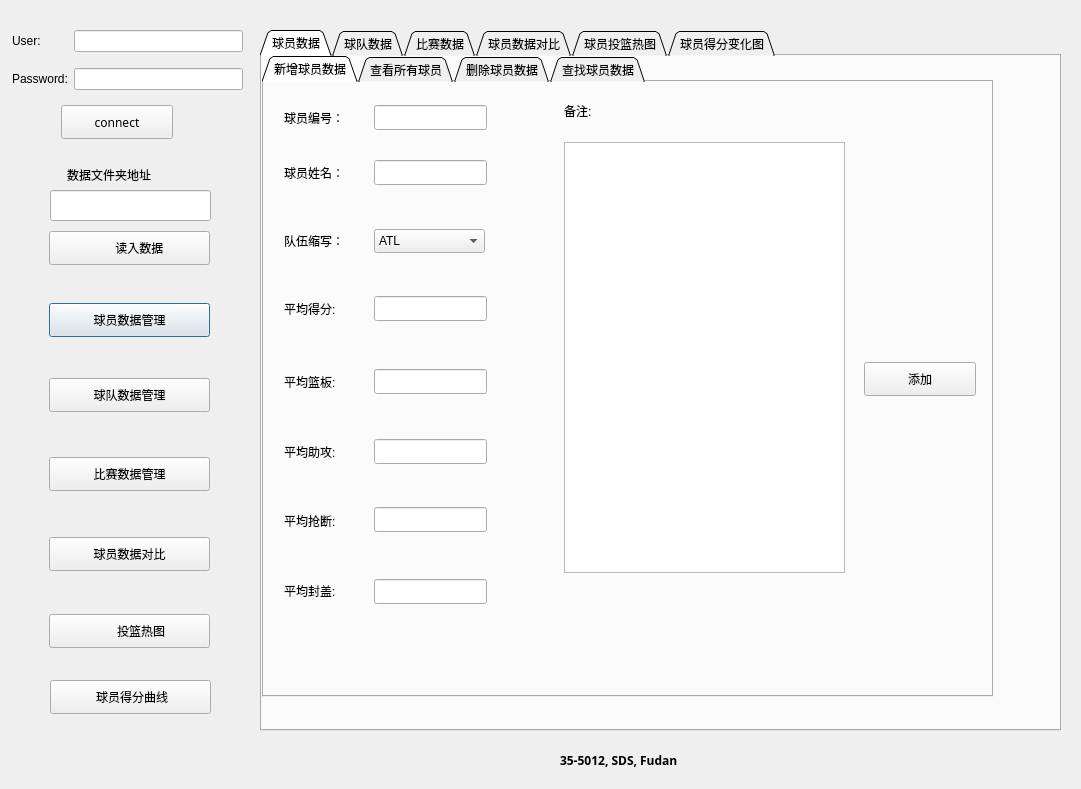
Old version of the form venv/main.ui in the repository pickerxxr/Database_project_5012.
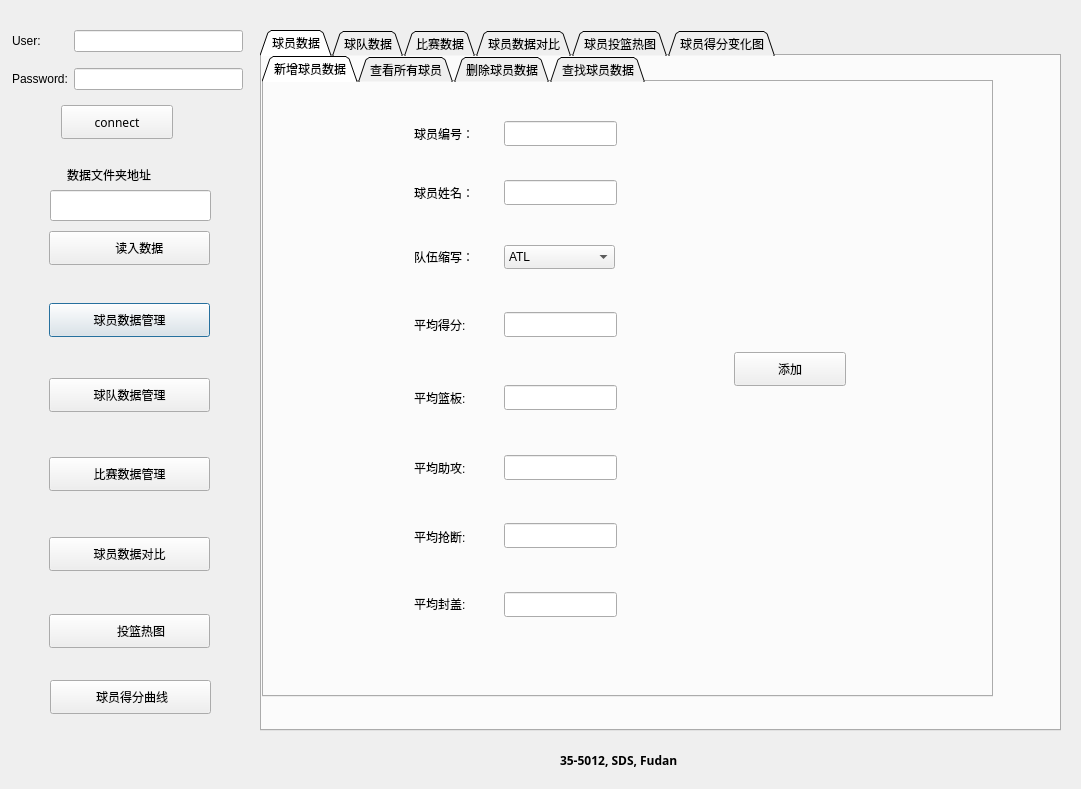
New version of the form. The open tabs and pages were chosen to show the change. Icons and pictures are not drawn.

```diff
--- a/venv/main.ui
+++ b/venv/main.ui
@@ -225,8 +225,8 @@
       <widget class="QLabel" name="player_id_label">
        <property name="geometry">
         <rect>
-         <x>20</x>
-         <y>27</y>
+         <x>150</x>
+         <y>43</y>
          <width>81</width>
          <height>18</height>
         </rect>
@@ -238,8 +238,8 @@
       <widget class="QLineEdit" name="player_id_input">
        <property name="geometry">
         <rect>
-         <x>110</x>
-         <y>23</y>
+         <x>240</x>
+         <y>39</y>
          <width>113</width>
          <height>25</height>
         </rect>
@@ -248,8 +248,8 @@
       <widget class="QLabel" name="player_team_abbreviation_label">
        <property name="geometry">
         <rect>
-         <x>20</x>
-         <y>150</y>
+         <x>150</x>
+         <y>166</y>
          <width>81</width>
          <height>18</height>
         </rect>
@@ -261,8 +261,8 @@
       <widget class="QLabel" name="player_name_label">
        <property name="geometry">
         <rect>
-         <x>20</x>
-         <y>82</y>
+         <x>150</x>
+         <y>102</y>
          <width>81</width>
          <height>18</height>
         </rect>
@@ -274,8 +274,8 @@
       <widget class="QLineEdit" name="player_name_input">
        <property name="geometry">
         <rect>
-         <x>110</x>
-         <y>78</y>
+         <x>240</x>
+         <y>98</y>
          <width>113</width>
          <height>25</height>
         </rect>
@@ -284,8 +284,8 @@
       <widget class="QComboBox" name="player_teamAbbreviation_box">
        <property name="geometry">
         <rect>
-         <x>110</x>
-         <y>147</y>
+         <x>240</x>
+         <y>163</y>
          <width>111</width>
          <height>24</height>
         </rect>
@@ -431,34 +431,11 @@
         </property>
        </item>
       </widget>
-      <widget class="QTextEdit" name="textEdit">
-       <property name="geometry">
-        <rect>
-         <x>300</x>
-         <y>60</y>
-         <width>281</width>
-         <height>431</height>
-        </rect>
-       </property>
-      </widget>
-      <widget class="QLabel" name="label">
-       <property name="geometry">
-        <rect>
-         <x>300</x>
-         <y>20</y>
-         <width>81</width>
-         <height>18</height>
-        </rect>
-       </property>
-       <property name="text">
-        <string>备注:</string>
-       </property>
-      </widget>
       <widget class="QPushButton" name="player_save_button">
        <property name="geometry">
         <rect>
-         <x>600</x>
-         <y>280</y>
+         <x>470</x>
+         <y>270</y>
          <width>112</width>
          <height>34</height>
         </rect>
@@ -470,8 +447,8 @@
       <widget class="QLineEdit" name="player_pts_input">
        <property name="geometry">
         <rect>
-         <x>110</x>
-         <y>214</y>
+         <x>240</x>
+         <y>230</y>
          <width>113</width>
          <height>25</height>
         </rect>
@@ -483,8 +460,8 @@
       <widget class="QLabel" name="player_name_label_2">
        <property name="geometry">
         <rect>
-         <x>20</x>
-         <y>218</y>
+         <x>150</x>
+         <y>234</y>
          <width>81</width>
          <height>18</height>
         </rect>
@@ -496,8 +473,8 @@
       <widget class="QLineEdit" name="player_rbd_input">
        <property name="geometry">
         <rect>
-         <x>110</x>
-         <y>287</y>
+         <x>240</x>
+         <y>303</y>
          <width>113</width>
          <height>25</height>
         </rect>
@@ -509,8 +486,8 @@
       <widget class="QLabel" name="player_rbd_label">
        <property name="geometry">
         <rect>
-         <x>20</x>
-         <y>291</y>
+         <x>150</x>
+         <y>307</y>
          <width>81</width>
          <height>18</height>
         </rect>
@@ -522,8 +499,8 @@
       <widget class="QLabel" name="player_ast_label">
        <property name="geometry">
         <rect>
-         <x>20</x>
-         <y>361</y>
+         <x>150</x>
+         <y>377</y>
          <width>81</width>
          <height>18</height>
         </rect>
@@ -535,8 +512,8 @@
       <widget class="QLineEdit" name="player_ast_input">
        <property name="geometry">
         <rect>
-         <x>110</x>
-         <y>357</y>
+         <x>240</x>
+         <y>373</y>
          <width>113</width>
          <height>25</height>
         </rect>
@@ -548,8 +525,8 @@
       <widget class="QLabel" name="player_rbd_label_2">
        <property name="geometry">
         <rect>
-         <x>20</x>
-         <y>430</y>
+         <x>150</x>
+         <y>446</y>
          <width>81</width>
          <height>18</height>
         </rect>
@@ -561,8 +538,8 @@
       <widget class="QLineEdit" name="player_stl_input">
        <property name="geometry">
         <rect>
-         <x>110</x>
-         <y>425</y>
+         <x>240</x>
+         <y>441</y>
          <width>113</width>
          <height>25</height>
         </rect>
@@ -574,8 +551,8 @@
       <widget class="QLabel" name="player_rbd_label_3">
        <property name="geometry">
         <rect>
-         <x>20</x>
-         <y>499</y>
+         <x>150</x>
+         <y>512</y>
          <width>81</width>
          <height>20</height>
         </rect>
@@ -587,8 +564,8 @@
       <widget class="QLineEdit" name="player_name_input_2">
        <property name="geometry">
         <rect>
-         <x>110</x>
-         <y>497</y>
+         <x>240</x>
+         <y>510</y>
          <width>113</width>
          <height>25</height>
         </rect>
```
Left out of the diff: 45 changed lines with no effect on the pictures.
